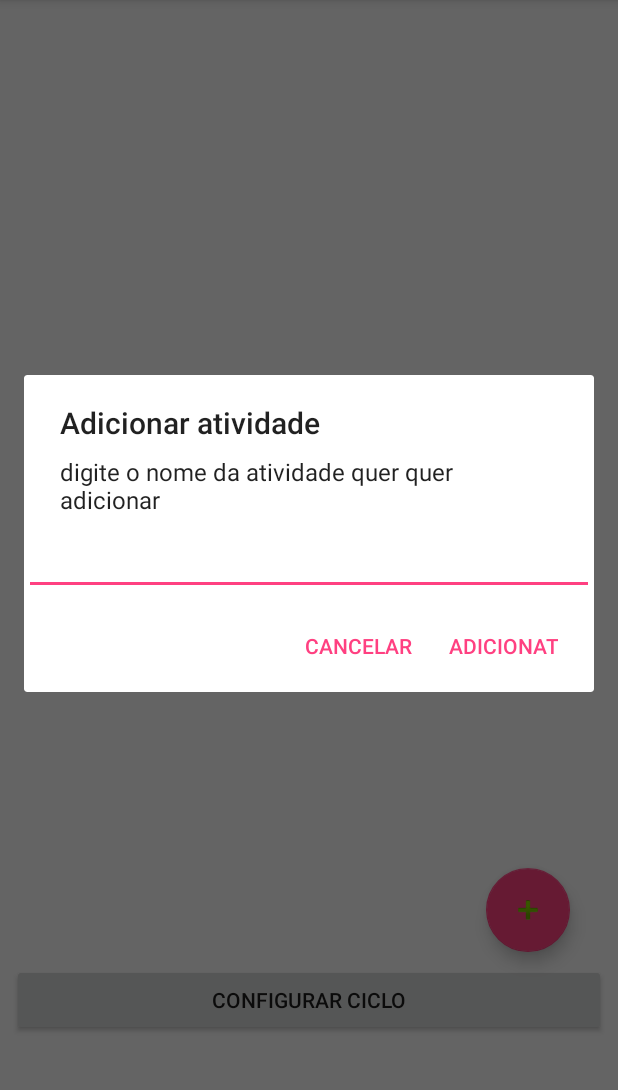
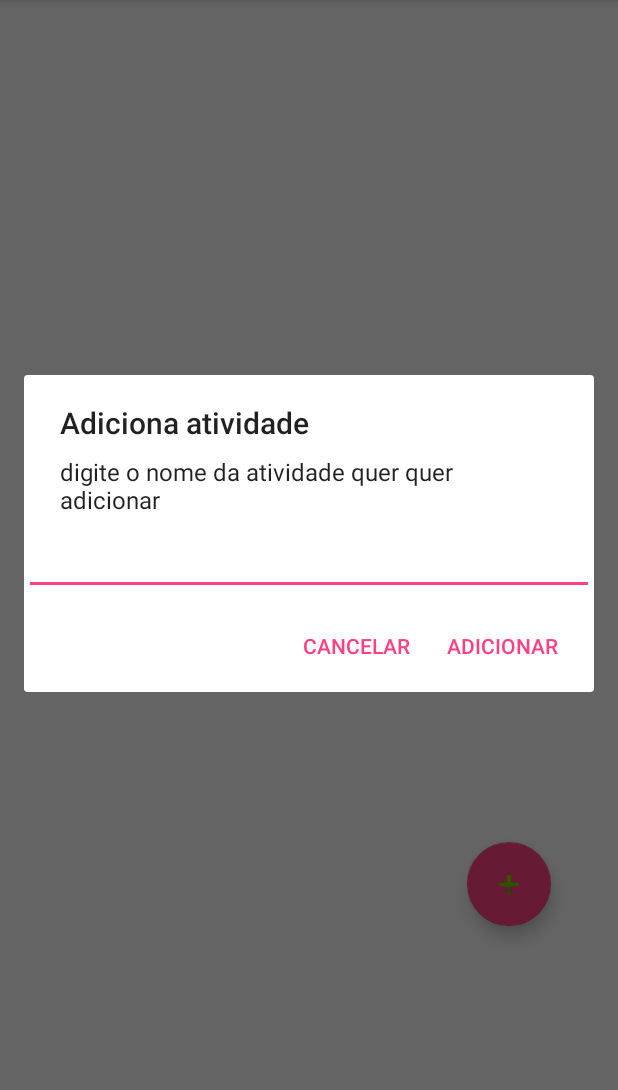
Before and after one commit to Jw-progamer/Pomodoro, an Android app: the screen it shows after launch (MainActivity), after a tap on an icon or button, on a phone screen of 412 x 824 dp, the part 84-1174 px from its top. Run offline under Robolectric (Android 15) with nearby library versions, the phone set to English and light mode, and no system bars; libraries missing offline, so code that uses them is left out: com.orm; 1 statement that could not run was skipped.

Commit message:
A recycleview finalmente estar funcionando,assim adicionar as atividades. falta, deleta-las, configurar os ciclos e iniciar o cronometro. Isso não é necessáriamente difícil. Será feito amanhã,pelo menos, remover e configurar, assim como o delegade patern

```diff
--- a/app/src/main/java/com/br/josias/pomodoro/activity/MainActivity.kt
+++ b/app/src/main/java/com/br/josias/pomodoro/activity/MainActivity.kt
@@ -5,10 +5,13 @@ import android.support.v7.app.AppCompatActivity
 import android.os.Bundle
 import android.support.design.widget.FloatingActionButton
 import android.support.v7.app.AlertDialog
+import android.support.v7.widget.LinearLayoutManager
+import android.support.v7.widget.RecyclerView
 import android.text.InputType
 import android.util.Log
 import android.view.View
 import android.widget.EditText
+import android.widget.Toast
 import com.br.josias.pomodoro.R
 import com.br.josias.pomodoro.entity.Corse
 import com.br.josias.pomodoro.entity.Work
@@ -17,10 +20,18 @@ import com.orm.SugarRecord
 class MainActivity : AppCompatActivity(), View.OnClickListener {
 
     lateinit var mAddButton: FloatingActionButton
+    lateinit var mListMain: RecyclerView
+    lateinit var mLayoutManager: RecyclerView.LayoutManager
 
     override fun onCreate(savedInstanceState: Bundle?) {
         super.onCreate(savedInstanceState)
         setContentView(R.layout.activity_main)
+
+        mLayoutManager = LinearLayoutManager(this)
+        mListMain = findViewById(R.id.list_main)
+
+        mListMain.adapter = WorkAdapter(SugarRecord.listAll(Work::class.java))
+        mListMain.layoutManager = mLayoutManager
 
         mAddButton = findViewById(R.id.add_button)
         mAddButton.setOnClickListener(this)
@@ -36,10 +47,10 @@ class MainActivity : AppCompatActivity(), View.OnClickListener {
     fun addWork() {
         val input = EditText(this)
         val dialog = AlertDialog.Builder(this)
-                .setTitle("Adicionar atividade")
+                .setTitle("Adiciona atividade")
                 .setMessage("digite o nome da atividade quer quer adicionar")
                 .setView(input)
-                .setPositiveButton("Adicionat", DialogInterface.OnClickListener({
+                .setPositiveButton("Adicionar", DialogInterface.OnClickListener({
                   dialog:DialogInterface, which: Int ->
                     if(input.text.toString() != null){
                         val defaultCorse = Corse()
--- a/app/src/main/java/com/br/josias/pomodoro/entity/Corse.kt
+++ b/app/src/main/java/com/br/josias/pomodoro/entity/Corse.kt
@@ -6,4 +6,5 @@ import com.orm.SugarRecord
  * Created by josias on 22/11/17.
  */
 data class Corse(var corseTime:Int = 20, var corseInterval:Int = 5, var corseRest: Int = 4): SugarRecord() {
+
 }
--- a/app/src/main/java/com/br/josias/pomodoro/entity/Work.kt
+++ b/app/src/main/java/com/br/josias/pomodoro/entity/Work.kt
@@ -2,8 +2,6 @@ package com.br.josias.pomodoro.entity
 
 import com.orm.SugarRecord
 
-/**
- * Created by josias on 22/11/17.
- */
-data class Work(val name:String, val conf: Corse): SugarRecord() {
+data class Work(val name:String = "atividade", val conf: Corse = Corse()): SugarRecord() {
+
 }
--- a/app/src/main/res/layout/activity_main.xml
+++ b/app/src/main/res/layout/activity_main.xml
@@ -13,11 +13,14 @@
         android:layout_marginBottom="8dp"
         android:layout_marginEnd="8dp"
         android:layout_marginStart="8dp"
+        android:layout_marginTop="8dp"
         android:clickable="true"
-        app:layout_constraintBottom_toTopOf="@+id/conf_button"
+        app:layout_constraintBottom_toBottomOf="parent"
         app:layout_constraintEnd_toEndOf="parent"
-        app:layout_constraintHorizontal_bias="0.929"
+        app:layout_constraintHorizontal_bias="0.893"
         app:layout_constraintStart_toStartOf="parent"
+        app:layout_constraintTop_toBottomOf="@+id/list_main"
+        app:layout_constraintVertical_bias="0.793"
         app:srcCompat="@android:drawable/ic_input_add" />
 
     <android.support.v7.widget.RecyclerView
@@ -31,20 +34,4 @@
         app:layout_constraintStart_toStartOf="parent"
         app:layout_constraintTop_toTopOf="parent" />
 
-    <Button
-        android:id="@+id/conf_button"
-        android:layout_width="0dp"
-        android:layout_height="wrap_content"
-        android:layout_marginBottom="8dp"
-        android:layout_marginEnd="8dp"
-        android:layout_marginStart="8dp"
-        android:layout_marginTop="12dp"
-        android:text="Configurar ciclo"
-        app:layout_constraintBottom_toBottomOf="parent"
-        app:layout_constraintEnd_toEndOf="parent"
-        app:layout_constraintHorizontal_bias="0.0"
-        app:layout_constraintStart_toStartOf="parent"
-        app:layout_constraintTop_toBottomOf="@+id/list_main"
-        app:layout_constraintVertical_bias="0.9" />
-
 </android.support.constraint.ConstraintLayout>
```
Also changed, not shown: app/src/main/java/com/br/josias/pomodoro/activity/WorkAdapter.kt (+24 -11 lines), app/src/main/java/com/br/josias/pomodoro/database/PomodoroDatabase.kt (deleted, +0 -24 lines), app/src/main/res/layout/card_layout.xml (+16 -6 lines).
